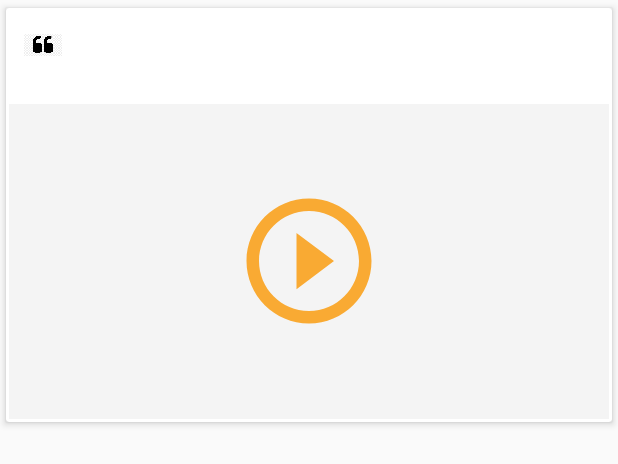
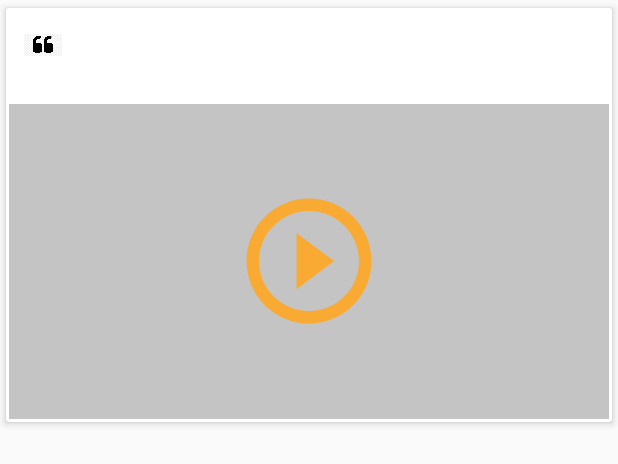
Before and after one commit to rk472/MoWard, an Android app: the layout video_row.xml on its own in the app's theme, with its tools: preview values and no code run, on a phone screen of 412 x 824 dp. Shown: the top 464 px of the screen. Run offline under Robolectric (Android 15) with nearby library versions, the light colour scheme and no system bars; network calls fail; Roboto replaces fonts that are not available here.

Commit message:
Initial Commit

```diff
--- a/app/src/main/java/studio/smartters/moward/ViewHolders/VideoViewHolder.java
+++ b/app/src/main/java/studio/smartters/moward/ViewHolders/VideoViewHolder.java
@@ -1,6 +1,5 @@
 package studio.smartters.moward.ViewHolders;
 
-import android.content.Intent;
 import android.net.Uri;
 import android.support.v7.widget.RecyclerView;
 import android.view.View;
@@ -26,14 +25,12 @@ public class VideoViewHolder extends RecyclerView.ViewHolder {
         nameText.setText(name);
     }
     public void setClick(final String url){
-
         img.setOnClickListener(new View.OnClickListener() {
             @Override
             public void onClick(View v) {
                 GiraffePlayer.play(v.getContext(), new VideoInfo(Uri.parse(Constants.URL+"videos/"+url)));
             }
         });
-
     }
 
 }
--- a/app/src/main/res/layout/video_row.xml
+++ b/app/src/main/res/layout/video_row.xml
@@ -44,7 +44,7 @@
                 android:scaleType="centerCrop" />
             <View
                 android:layout_width="match_parent"
-                android:background="#1b939393"
+                android:background="#49313131"
                 android:layout_height="match_parent"/>
             <ImageView
                 android:layout_width="100sp"
```
